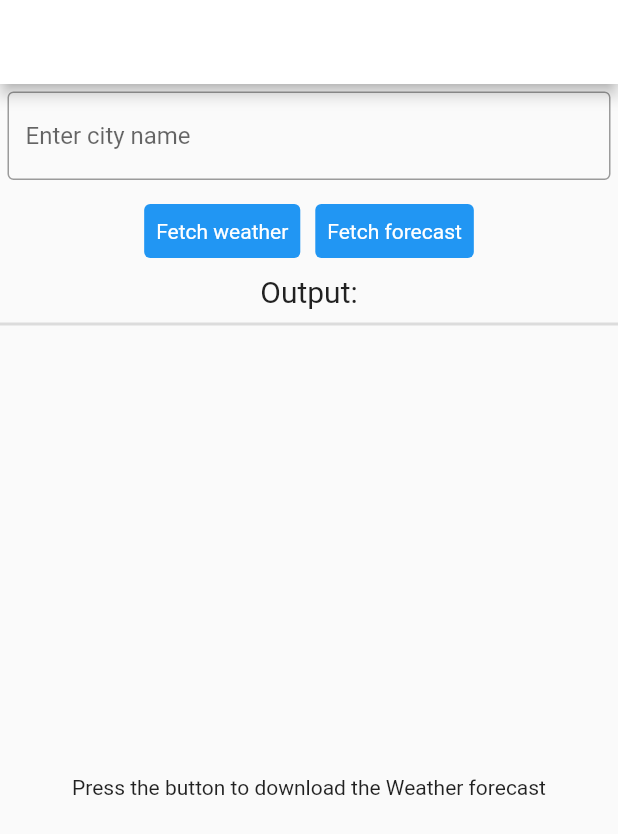
After one commit to MdAkramKhanJehad/SPL_2, a Flutter app: the screen it shows after launch, after a tap on "Current Weather", on a phone screen of 412 x 824 dp. The commit adds this screen. Shown: the top 834 px of the screen. Run offline on Flutter 3.47's test engine with Material 2 defaults, Android fonts, the phone set to English and light mode, and no system bars; our stand-ins replace carousel_slider, cloud_firestore, file_picker, firebase_auth, firebase_core, firebase_storage and 10 more; missing offline and left inert: crypt; accounts and stored records are empty.

Commit message:
Weather Fetching and forecasting feature added

```diff
--- a/lib/main.dart
+++ b/lib/main.dart
@@ -9,6 +9,7 @@ import 'package:spl_two_agri_pro/login_signup/otp_page.dart';
 import 'package:flutter_dotenv/flutter_dotenv.dart';
 import 'package:spl_two_agri_pro/models/user.dart';
 
+import 'fertilizer.dart';
 import 'navbar_items/navbar_items.dart';
 import 'shared/shared_objects.dart';
 import 'shared/shared_functions.dart';
@@ -65,6 +66,7 @@ class MyApp extends StatelessWidget {
               ),
               debugShowCheckedModeBanner: false,
               home: SplashScreen(userId: userId,password: password,)//Signup(),
+              // Fertilizer()
           );
         }
     );
--- a/lib/navbar_items/home_page/home_page.dart
+++ b/lib/navbar_items/home_page/home_page.dart
@@ -2,6 +2,7 @@ import 'package:flutter/material.dart';
 import 'package:spl_two_agri_pro/login_signup/login.dart';
 import 'package:spl_two_agri_pro/login_signup/signup.dart';
 import 'package:spl_two_agri_pro/main.dart';
+import 'package:spl_two_agri_pro/weather_forecast.dart';
 
 class HomePage extends StatefulWidget {
 
@@ -52,10 +53,23 @@ class _HomePageState extends State<HomePage> {
               ],
 
           ),
-          body: Column(
-            children: [
-                 Center(child: Text("Home Page"))
-            ],
+          body: SingleChildScrollView(
+            child: Column(
+              children: [
+                Center(child: Text("Home Page")),
+                SizedBox(height:20),
+                Center(child: Center(child:
+                  TextButton(child: Text("Current Weather"),onPressed: () {
+                    Navigator.push(
+                      context,
+                      MaterialPageRoute(builder: (context) => WeatherForecast()),
+                    );
+                  })),
+                ),
+                SizedBox(height:30),
+
+              ],
+            ),
           )
 
         ),
--- a/lib/navbar_items/profile_page/profile_page.dart
+++ b/lib/navbar_items/profile_page/profile_page.dart
@@ -64,8 +64,9 @@ class _ProfilePageState extends State<ProfilePage> {
   handleNonLoginClock(){
     Navigator.push(context,MaterialPageRoute(builder: (context)=>Login()));
   }
+
   @override
-  void initState() {
+  void initState(){
    sharedObjectsGlobal.userSignIn? initControllerValue():print('');
     super.initState();
   }
@@ -131,6 +132,7 @@ Scaffold  signOutScaffold(double heightMultiplier, double widthMultiplier){
                   ),
                   Expanded(
                     flex: 7,
+                    child: SingleChildScrollView(
                       child: Container(
                         width: double.infinity,
                         padding: EdgeInsets.symmetric(vertical: 7*heightMultiplier),
@@ -153,6 +155,7 @@ Scaffold  signOutScaffold(double heightMultiplier, double widthMultiplier){
                                 ),
                               )
                           ],
+                        ),
                       ),
                     ),
                   ),
--- /dev/null
+++ b/lib/weather_forecast.dart
@@ -0,0 +1,231 @@
+import 'package:flutter/cupertino.dart';
+import 'package:flutter/material.dart';
+import 'package:http/http.dart' as http;
+import 'dart:convert';
+import 'package:geolocator/geolocator.dart';
+import 'package:weather/weather.dart';
+// String key = '7029c894ace1201df03d5de86958f262';
+
+
+enum AppState { NOT_DOWNLOADED, DOWNLOADING, FINISHED_DOWNLOADING }
+
+class WeatherForecast extends StatefulWidget {
+  @override
+  _WeatherForecastState createState() => _WeatherForecastState();
+}
+
+class _WeatherForecastState extends State<WeatherForecast> {
+  String key = '7029c894ace1201df03d5de86958f262';
+  late WeatherFactory ws;
+  List<Weather> _data = [];
+  AppState _state = AppState.NOT_DOWNLOADED;
+  double? lat, lon;
+  final myController = TextEditingController();
+
+  @override
+  void initState() {
+    super.initState();
+    ws = new WeatherFactory(key);
+    getGeoLocation();
+  }
+
+  void queryForecast(bool isCity,String city) async {
+    /// Removes keyboard
+    FocusScope.of(context).requestFocus(FocusNode());
+    setState(() {
+      _state = AppState.DOWNLOADING;
+    });
+
+    late List<Weather> forecasts;
+    if (isCity){
+      forecasts = (await ws.fiveDayForecastByCityName(city)) ;
+    }
+    else{
+      forecasts = (await ws.fiveDayForecastByLocation(lat!, lon!)).cast<Weather>() ;
+    }
+    // List<Weather> forecasts = (await ws.fiveDayForecastByLocation(lat!, lon!)).cast<Weather>();
+    setState(() {
+      _data = forecasts;
+      _state = AppState.FINISHED_DOWNLOADING;
+    });
+  }
+
+  void queryWeather(bool isCity,String city) async {
+    // Removes keyboard
+    FocusScope.of(context).requestFocus(FocusNode());
+
+    setState(() {
+      _state = AppState.DOWNLOADING;
+    });
+
+    late Weather weather;
+    if (isCity){
+      weather = (await ws.currentWeatherByCityName(city)) ;
+    }
+    else{
+      weather = (await ws.currentWeatherByLocation(lat!, lon!)) ;
+    }
+
+    print(weather.cloudiness);
+    print(weather.date.toString().split(' ')[0]);
+    setState(() {
+      _data = [weather];
+      _state = AppState.FINISHED_DOWNLOADING;
+    });
+  }
+
+  Widget contentFinishedDownload() {
+    return Center(
+      child: ListView.separated(
+        itemCount: _data.length,
+        itemBuilder: (context, index) {
+          return ListTile(
+            title: Text(_data[index].toString()),
+          );
+        },
+        separatorBuilder: (context, index) {
+          return Divider();
+        },
+      ),
+    );
+  }
+
+  Widget contentDownloading() {
+    return Container(
+      margin: EdgeInsets.all(25),
+      child: Column(children: [
+        Text(
+          'Fetching Weather...',
+          style: TextStyle(fontSize: 20),
+        ),
+        Container(
+          margin: EdgeInsets.only(top: 50),
+          child: Center(child: CircularProgressIndicator(strokeWidth: 10)))
+      ]),
+    );
+  }
+
+  Widget contentNotDownloaded() {
+    return Center(
+      child: Column(
+        mainAxisAlignment: MainAxisAlignment.center,
+        children: <Widget>[
+          Text(
+            'Press the button to download the Weather forecast',
+          ),
+        ],
+      ),
+    );
+  }
+
+  Widget _resultView() => _state == AppState.FINISHED_DOWNLOADING
+    ? contentFinishedDownload()
+    : _state == AppState.DOWNLOADING
+    ? contentDownloading()
+    : contentNotDownloaded();
+
+
+  Future<Position> locateUser() async {
+    return Geolocator.getCurrentPosition(desiredAccuracy: LocationAccuracy.high);
+  }
+
+  void getGeoLocation() async {
+    Position position = await locateUser();
+    lat = position.latitude;
+    lon = position.longitude;
+
+    print(position.longitude.toString());
+    print(position.latitude.toString());
+  }
+
+
+  Widget _inputCityName() {
+    return Row(
+      children: <Widget>[
+
+        Expanded(
+          child: Container(
+            margin: EdgeInsets.all(5),
+            child: TextField(
+              controller: myController,
+              decoration: InputDecoration(
+                border: OutlineInputBorder(),
+                hintText: 'Enter city name'),
+              // onChanged: _saveLon,
+              // onSubmitted: _saveLon
+            )))
+      ],
+    );
+  }
+
+  Widget _buttons() {
+    return Row(
+      mainAxisAlignment: MainAxisAlignment.center,
+      children: <Widget>[
+        Container(
+          margin: EdgeInsets.all(5),
+          child: TextButton(
+            child: Text(
+              'Fetch weather',
+              style: TextStyle(color: Colors.white),
+            ),
+            onPressed: (){
+              if(myController.text.isEmpty){
+                queryWeather(false,"");
+              }else{
+                queryWeather(true,myController.text);
+              }
+            },
+            style: ButtonStyle(
+              backgroundColor: MaterialStateProperty.all(Colors.blue)),
+          ),
+        ),
+        Container(
+          margin: EdgeInsets.all(5),
+          child: TextButton(
+            child: Text(
+              'Fetch forecast',
+              style: TextStyle(color: Colors.white),
+            ),
+            onPressed: (){
+              if(myController.text.isEmpty){
+                queryForecast(false,"");
+              }else{
+                queryForecast(true,myController.text);
+              }
+            },
+            style: ButtonStyle(
+              backgroundColor: MaterialStateProperty.all(Colors.blue)),
+          ),
+        )
+      ],
+    );
+  }
+
+  @override
+  Widget build(BuildContext context) {
+    return MaterialApp(
+      home: Scaffold(
+        appBar: AppBar(
+          backgroundColor: Colors.white,
+          title: Text('Weather'),
+        ),
+        body: Column(
+          children: <Widget>[
+            _inputCityName(),
+            _buttons(),
+            Text(
+              'Output:',
+              style: TextStyle(fontSize: 20),
+            ),
+            Divider(
+              height: 20.0,
+              thickness: 2.0,
+            ),
+            Expanded(child: _resultView())
+          ],
+        ),
+      ),
+    );
+  }
+}
--- a/pubspec.yaml
+++ b/pubspec.yaml
@@ -45,6 +45,8 @@ dependencies:
   carousel_slider: ^4.0.0
   timeago: ^3.1.0
   file_picker: ^3.0.3
+  weather: ^2.0.1
+  geolocator: ^7.2.0+1
 
 dev_dependencies:
   flutter_test:
```
Also changed, not shown: lib/fertilizer.dart (+9 -50 lines), pubspec.lock, 1 other file. Lines whose indentation alone changed are shown as unchanged.
